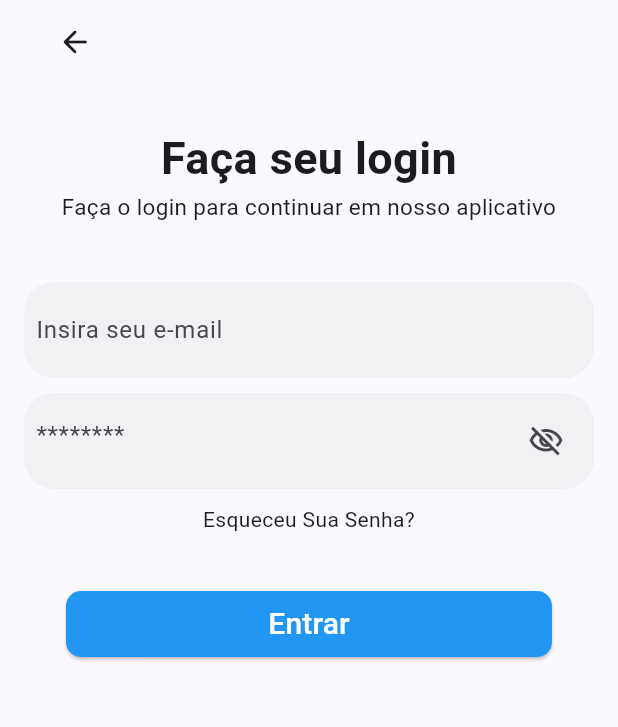
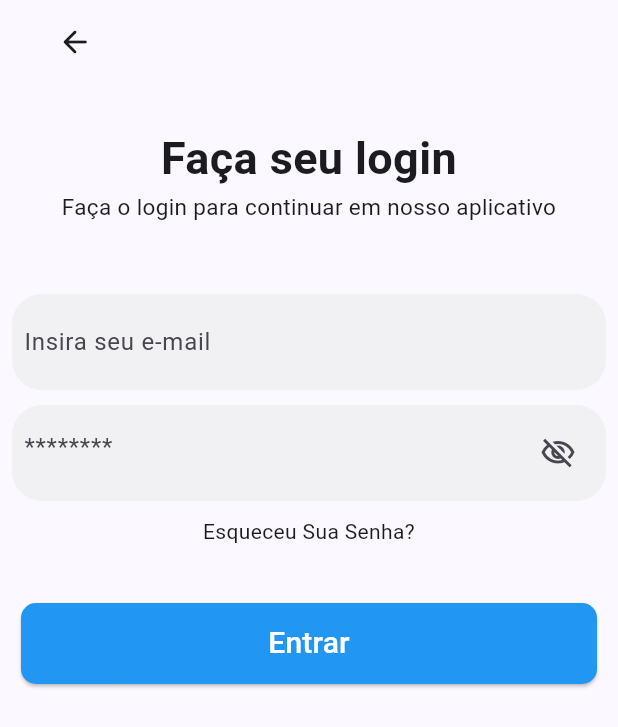
Before and after one commit to SrMafra/FaculdadeFlutter, a Flutter app: the screen it shows after launch, on a phone screen of 412 x 824 dp. Shown: the top 727 px of the screen. Run offline on Flutter 3.47's test engine with Material 3 defaults, Android fonts, the phone set to English and light mode, and no system bars.

Commit message:
atividade3
ajustecontainr

```diff
--- a/cursoflutter/aula03/lib/views/login.dart
+++ b/cursoflutter/aula03/lib/views/login.dart
@@ -19,12 +19,14 @@ class _MyLoginPageState extends State<MyLoginPage> {
         ),
         leadingWidth: 100,
       ),
-      body: Container(
+      body: Column(
+        children: <Widget>[
+          Container(
             padding: const EdgeInsets.all(8.0),
             margin: const EdgeInsets.only(top: 20.0),
-        child: Column(
+            child: const Column(
               children: <Widget>[
-            const Text(
+                Text(
                   textAlign: TextAlign.center,
                   'Faça seu login',
                   style: TextStyle(
@@ -32,11 +34,14 @@ class _MyLoginPageState extends State<MyLoginPage> {
                     fontSize: 30,
                   ),
                 ),
-            const Text(
+                Text(
                   textAlign: TextAlign.center,
                   'Faça o login para continuar em nosso aplicativo',
                   style: TextStyle(
                     fontSize: 15,
+                  ),
+                ),
+              ],
             ),
           ),
           const SizedBox(height: 40),
@@ -80,18 +85,15 @@ class _MyLoginPageState extends State<MyLoginPage> {
           Container(
             padding: const EdgeInsets.all(8.0),
             margin: const EdgeInsets.only(top: 20.0),
-              width: 340, // Largura do botão
-              height: 60, // Altura do botão
+            width: 400,
+            height: 70,
             child: ElevatedButton(
-                onPressed: () {
-                  // Responder ao pressionar o botão
-                },
+              onPressed: () {},
               style: ElevatedButton.styleFrom(
                 foregroundColor: Colors.white,
-                  backgroundColor: Colors.blue, // Cor do texto do botão
+                backgroundColor: Colors.blue,
                 shape: RoundedRectangleBorder(
-                    borderRadius: BorderRadius.circular(
-                        10), // Forma do botão (borda arredondada)
+                  borderRadius: BorderRadius.circular(10),
                 ),
               ),
               child: const Text(
@@ -101,9 +103,7 @@ class _MyLoginPageState extends State<MyLoginPage> {
             ),
           ),
           const SizedBox(height: 10),
-
         ],
-        ),
       ),
     );
   }
```
Lines whose indentation alone changed are shown as unchanged.
